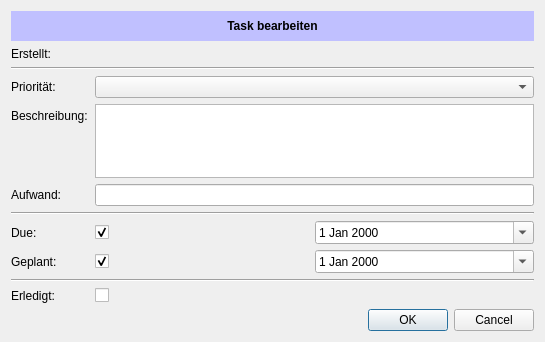
choenig/tingy, file src/widgets/ui/taskeditwidget.ui: the form before one commit.
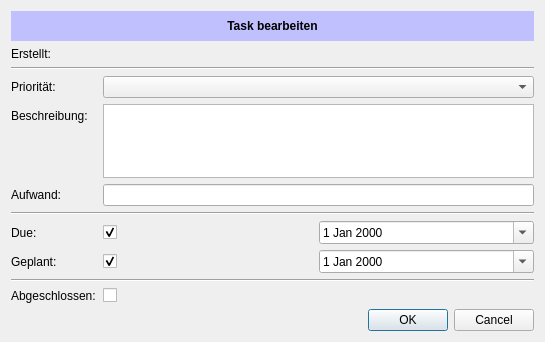
The form after the commit.

Patch:
```diff
--- a/src/widgets/ui/taskeditwidget.ui
+++ b/src/widgets/ui/taskeditwidget.ui
@@ -229,7 +229,7 @@
    <item row="11" column="0">
     <widget class="QLabel" name="lblDone">
      <property name="text">
-      <string>Erledigt:</string>
+      <string>Abgeschlossen:</string>
      </property>
     </widget>
    </item>
```
